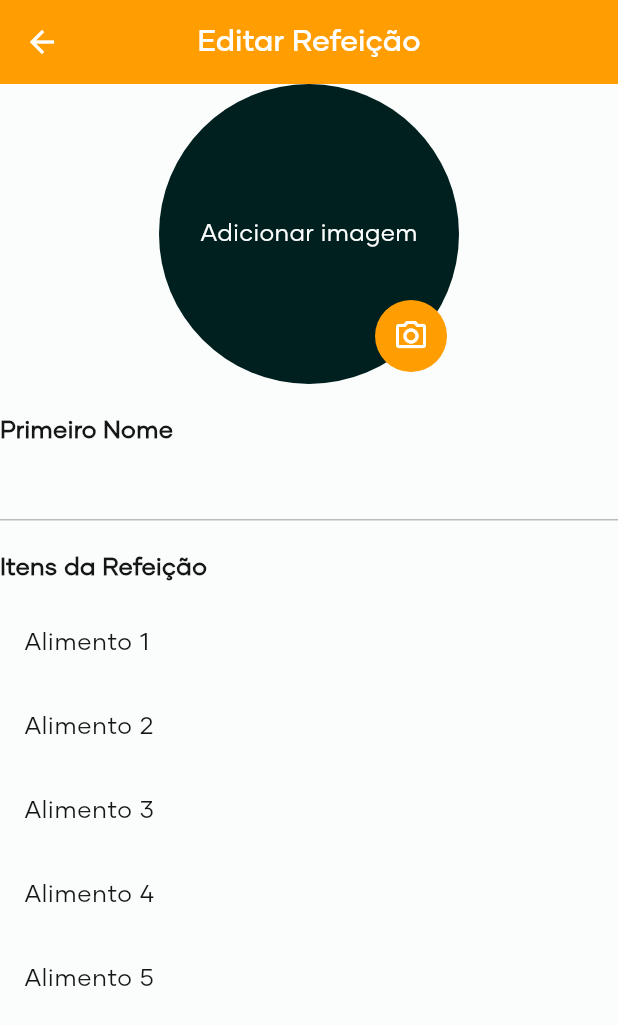
After one commit to ArturAfonso/dieta_mobile, a Flutter app: the screen it shows after launch, after a tap on the "edit" icon, on a phone screen of 412 x 824 dp. The commit adds this screen. Shown: the top 1025 px of the screen. Run offline on Flutter 3.47's test engine with Material 2 defaults, Android fonts, the phone set to English and light mode, and no system bars; our stand-ins replace flutter_vector_icons, get, get_storage, group_button; missing offline and left inert: validatorless; accounts and stored records are empty; network calls fail.

Commit message:
trabalhando na tela de ediçao de refeicao

```diff
--- a/lib/app/modules/home/components/bottom_bar.dart
+++ b/lib/app/modules/home/components/bottom_bar.dart
@@ -16,13 +16,14 @@ class BottomBarHome extends StatelessWidget {
   Widget build(BuildContext context) {
     return Obx((() => BottomNavigationBar(
           type: BottomNavigationBarType.fixed,
-          backgroundColor: Theme.of(context).primaryColor, //AppSettings.of(context)!.settings.textColorPrimaryLight,
+          backgroundColor:
+              Theme.of(context).colorScheme.onPrimary, //AppSettings.of(context)!.settings.textColorPrimaryLight,
           //fixedColor: G4settings().textColorQuaternaryLight,
 
-          selectedItemColor: Colors.yellowAccent,
+          selectedItemColor: Theme.of(context).colorScheme.primary,
           selectedIconTheme: const IconThemeData(size: 32),
           unselectedIconTheme: const IconThemeData(size: 32),
-          unselectedItemColor: Colors.white,
+          unselectedItemColor: Theme.of(context).colorScheme.secondary.withOpacity(0.6),
           selectedLabelStyle: const TextStyle(
               color: Colors.red /* AppSettings.of(context)!.settings.textColorTertiaryLight */, fontSize: 12),
           unselectedLabelStyle: const TextStyle(
--- a/lib/app/modules/metas/views/metas_view.dart
+++ b/lib/app/modules/metas/views/metas_view.dart
@@ -11,7 +11,10 @@ class MetasView extends GetView<MetasController> {
     return Scaffold(
       appBar: AppBar(
         backgroundColor: Theme.of(context).primaryColor,
-        title: const Text('Metas'),
+        title: const Text(
+          'Metas',
+          style: TextStyle(color: Colors.white),
+        ),
         centerTitle: true,
       ),
       body: Center(
--- /dev/null
+++ b/lib/app/modules/refeicoes/views/refeicao_editpage.dart
@@ -0,0 +1,182 @@
+import 'package:dieta_mobile/app/modules/refeicoes/controllers/refeicoes_controller.dart';
+import 'package:flutter/material.dart';
+import 'package:get/get.dart';
+
+class RefeicaoEditpage extends GetView<RefeicoesController> {
+  const RefeicaoEditpage({super.key});
+
+  @override
+  Widget build(BuildContext context) {
+    return Scaffold(
+      appBar: AppBar(
+        // leading: ,
+        backgroundColor: Theme.of(context).primaryColor,
+        title: const Text(
+          'Editar Refeição',
+          // style: TextStyle(color: Colors.white),
+        ),
+        centerTitle: true,
+      ),
+      body: SizedBox(
+        height: Get.size.height,
+        child: Column(
+          //mainAxisAlignment: MainAxisAlignment.center,
+          children: [
+            GestureDetector(
+              onTap: () {
+                _showSelectImage(context);
+              },
+              child: Container(
+                width: 200,
+                height: 200,
+                decoration: BoxDecoration(
+                  shape: BoxShape.circle,
+                  color: Get.theme.colorScheme.onPrimaryContainer,
+                ),
+                child: Stack(
+                  children: [
+                    const Center(
+                      child: Text(
+                        'Adicionar imagem',
+                        style: TextStyle(color: Colors.white),
+                      ),
+                    ),
+                    Positioned(
+                      bottom: 8,
+                      right: 8,
+                      child: Container(
+                        decoration: BoxDecoration(
+                          shape: BoxShape.circle,
+                          color: Get.theme.colorScheme.primary,
+                        ),
+                        child: IconButton(
+                          icon: const Icon(Icons.camera_alt_outlined, color: Colors.white),
+                          onPressed: () {
+                            // Lógica para ação do botão de câmera
+                          },
+                        ),
+                      ),
+                    ),
+                  ],
+                ),
+              ),
+            ),
+            const SizedBox(height: 20),
+            const Expanded(child: MyForm()),
+          ],
+        ),
+      ),
+    );
+  }
+
+  void _showSelectImage(BuildContext context) {
+    showDialog(
+      context: context,
+      builder: (BuildContext context) {
+        return AlertDialog(
+          title: Center(
+            child: Text(
+              'Importar imagem',
+              style: TextStyle(color: Get.theme.primaryColor),
+            ),
+          ),
+          content: Row(
+            mainAxisAlignment: MainAxisAlignment.spaceBetween,
+            children: [
+              Expanded(
+                child: GestureDetector(
+                  onTap: () {
+                    // Adicione a função desejada para a câmera aqui
+                    print('Câmera pressionada');
+                  },
+                  child: Container(
+                    height: Get.size.height / 7,
+                    decoration: BoxDecoration(
+                      borderRadius: BorderRadius.circular(16),
+                      border: Border.all(width: 2),
+                    ),
+                    child: Column(
+                      mainAxisAlignment: MainAxisAlignment.center,
+                      children: const [
+                        Icon(
+                          Icons.camera_alt_outlined,
+                          size: 50,
+                        ),
+                        SizedBox(height: 10),
+                        Text('Tirar foto'),
+                      ],
+                    ),
+                  ),
+                ),
+              ),
+              const SizedBox(
+                width: 10,
+              ),
+              Expanded(
+                child: GestureDetector(
+                  onTap: () {
+                    // Adicione a função desejada para a galeria aqui
+                    print('Galeria pressionada');
+                  },
+                  child: Container(
+                    height: Get.size.height / 7,
+                    decoration: BoxDecoration(
+                      borderRadius: BorderRadius.circular(16),
+                      border: Border.all(width: 2),
+                    ),
+                    child: Column(
+                      mainAxisAlignment: MainAxisAlignment.center,
+                      children: const [
+                        Icon(
+                          Icons.photo_library_outlined,
+                          size: 50,
+                        ),
+                        SizedBox(height: 10),
+                        Text('Galeria'),
+                      ],
+                    ),
+                  ),
+                ),
+              ),
+            ],
+          ),
+        );
+      },
+    );
+  }
+}
+
+class MyForm extends StatelessWidget {
+  const MyForm({super.key});
+
+  @override
+  Widget build(BuildContext context) {
+    return Column(
+      crossAxisAlignment: CrossAxisAlignment.start,
+      children: [
+        const Text(
+          'Primeiro Nome',
+          style: TextStyle(fontSize: 16, fontWeight: FontWeight.bold),
+        ),
+        TextFormField(),
+        const SizedBox(height: 20),
+        const Text(
+          'Itens da Refeição',
+          style: TextStyle(fontSize: 16, fontWeight: FontWeight.bold),
+        ),
+        const SizedBox(height: 10),
+        Flexible(
+          child: ListView(
+            children: const [
+              ListTile(title: Text('Alimento 1')),
+              ListTile(title: Text('Alimento 2')),
+              ListTile(title: Text('Alimento 3')),
+              ListTile(title: Text('Alimento 4')),
+              ListTile(title: Text('Alimento 5')),
+            ],
+          ),
+        ),
+      ],
+    );
+  }
+}
--- a/lib/app/modules/refeicoes/views/refeicoes_view.dart
+++ b/lib/app/modules/refeicoes/views/refeicoes_view.dart
@@ -1,5 +1,6 @@
 // ignore_for_file: unused_local_variable
 
+import 'package:dieta_mobile/app/modules/refeicoes/widgets/refeicao_tile.dart';
 import 'package:flutter/material.dart';
 
 import 'package:get/get.dart';
@@ -13,37 +14,24 @@ class RefeicoesView extends GetView<RefeicoesController> {
     return Scaffold(
         appBar: AppBar(
           backgroundColor: Theme.of(context).primaryColor,
-        title: Row(
-          mainAxisAlignment: MainAxisAlignment.center,
-          crossAxisAlignment: CrossAxisAlignment.center,
-          children: [
-            const Text(
+          title: const Text(
             'Refeições',
-              style: TextStyle(color: Colors.white),
-            ),
-            const SizedBox(
-              width: 20,
-            ),
-            Image.asset(
-              "assets/icons/form.png",
-              height: 50,
-            )
-          ],
+            // style: TextStyle(color: Colors.white),
           ),
           centerTitle: true,
         ),
         body: ListView.separated(
-        padding: const EdgeInsets.all(16),
-        physics: const BouncingScrollPhysics(),
-        separatorBuilder: (_, index) => const SizedBox(height: 10),
-        itemCount: controller.listRefeicoes.length,
-        itemBuilder: (_, index) {
-          final GlobalKey globalKey = GlobalKey();
-          return ListTile(
-            title: Text(controller.listRefeicoes[index].calorias.toString()),
+          itemCount: 10,
+          itemBuilder: (BuildContext context, int index) {
+            return RefeicaoTile(index: index);
+          },
+          separatorBuilder: (BuildContext context, int index) {
+            return Divider(
+              height: 3,
+              thickness: 1,
+              color: Colors.grey[300],
             );
           },
-      ),
-    );
+        ));
   }
 }
--- /dev/null
+++ b/lib/app/modules/refeicoes/widgets/refeicao_tile.dart
@@ -0,0 +1,91 @@
+// ignore_for_file: public_member_api_docs, sort_constructors_first
+import 'package:dieta_mobile/app/routes/app_pages.dart';
+import 'package:flutter/material.dart';
+import 'package:get/get.dart';
+
+class RefeicaoTile extends StatelessWidget {
+  final int index;
+  const RefeicaoTile({
+    Key? key,
+    required this.index,
+  }) : super(key: key);
+
+  @override
+  Widget build(BuildContext context) {
+    return Card(
+      child: Row(
+        children: [
+          Container(
+            width: 100,
+            height: 100,
+            decoration: BoxDecoration(
+              borderRadius: const BorderRadius.all(Radius.circular(13)),
+              shape: BoxShape.rectangle,
+              image: DecorationImage(
+                fit: BoxFit.fill,
+                image: NetworkImage(
+                  'https://picsum.photos/250?image=$index',
+                ),
+              ),
+            ),
+          ),
+          const SizedBox(width: 10),
+          Column(
+            crossAxisAlignment: CrossAxisAlignment.start,
+            children: [
+              Row(
+                mainAxisAlignment: MainAxisAlignment.spaceBetween,
+                children: [
+                  Text(
+                    'Refeição $index',
+                    style: const TextStyle(
+                      fontFamily: 'GilmerMedium',
+                      //fontWeight: FontWeight.f,
+                      fontSize: 16,
+                    ),
+                  ),
+                  IconButton(
+                      onPressed: () {
+                        Get.toNamed(Routes.REFEICAOEDIT);
+                      },
+                      icon: Icon(
+                        Icons.edit,
+                        color: Get.theme.primaryColor,
+                      ))
+                ],
+              ),
+              const SizedBox(height: 5),
+              const Text(
+                'Arroz, Frango, Queijo',
+                style: TextStyle(fontSize: 14),
+              ),
+              const SizedBox(height: 15),
+              SizedBox(
+                width: Get.size.width / 2,
+                child: Row(
+                  mainAxisAlignment: MainAxisAlignment.spaceEvenly,
+                  children: const [
+                    Text(
+                      'Proteinas',
+                      style: TextStyle(fontSize: 12),
+                    ),
+                    SizedBox(width: 10),
+                    Text(
+                      'Calorias',
+                      style: TextStyle(fontSize: 12),
+                    ),
+                    SizedBox(width: 10),
+                    Text(
+                      'Gorduras',
+                      style: TextStyle(fontSize: 12),
+                    ),
+                  ],
+                ),
+              ),
+            ],
+          ),
+        ],
+      ),
+    );
+  }
+}
--- a/lib/app/routes/app_routes.dart
+++ b/lib/app/routes/app_routes.dart
@@ -7,6 +7,7 @@ abstract class Routes {
   Routes._();
   static const HOME = _Paths.HOME;
   static const REFEICOES = _Paths.REFEICOES;
+  static const REFEICAOEDIT = _Paths.REFEICAOEDIT;
   static const ALIMENTOS = _Paths.ALIMENTOS;
   static const INFORMACOES = _Paths.INFORMACOES;
   static const METAS = _Paths.METAS;
@@ -17,6 +18,7 @@ abstract class _Paths {
   _Paths._();
   static const HOME = '/home';
   static const REFEICOES = '/refeicoes';
+  static const REFEICAOEDIT = '/refeicaoedit';
   static const ALIMENTOS = '/alimentos';
   static const INFORMACOES = '/informacoes';
   static const METAS = '/metas';
--- a/lib/main.dart
+++ b/lib/main.dart
@@ -26,6 +26,7 @@ void main() async {
       initialRoute: cAuth.loadUserLogado(),
       getPages: AppPages.routes,
       theme: lightTheme,
+
       //darkTheme: darkTheme,
       //themeMode: getTheme(),
     ),
```
Also changed, not shown: lib/app/data/shared/constants.dart (added, +7 -0 lines), lib/app/data/theme/themes.dart (+97 -0 lines), lib/app/modules/alimentos/views/alimentos_view.dart (+3 -16 lines), lib/app/modules/informacoes/views/informacoes_view.dart (+3 -16 lines), lib/app/routes/app_pages.dart (+7 -0 lines), pubspec.yaml (+20 -0 lines), assets/fonts/Gilmer-Font/Gilmer Bold.otf (added), assets/fonts/Gilmer-Font/Gilmer Heavy.otf (added), assets/fonts/Gilmer-Font/Gilmer Light.otf (added), assets/fonts/Gilmer-Font/Gilmer Medium.otf (added), assets/fonts/Gilmer-Font/Gilmer Regular.otf (added), lib/app/data/theme/color_schemes.g.dart. Lines whose indentation alone changed are shown as unchanged.
